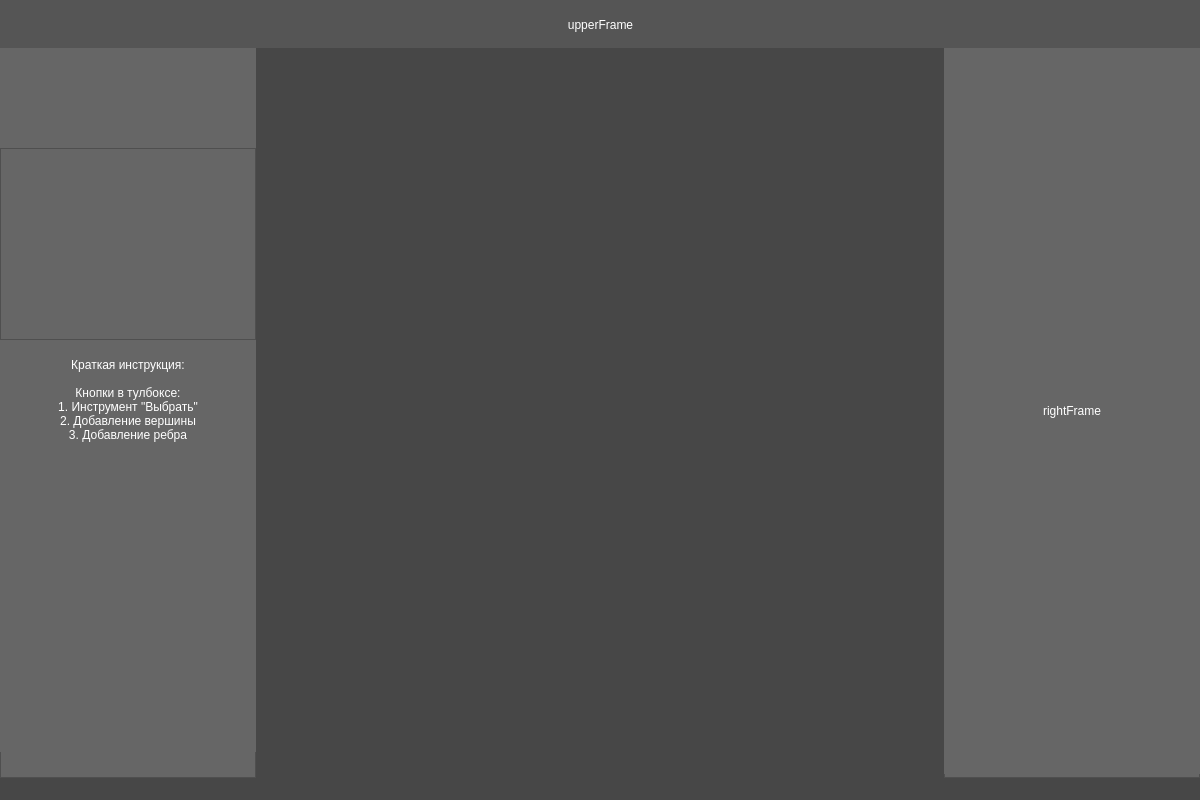
kaizxr/cafl, file res/ui/sandboxwindow.ui: the form before one commit.
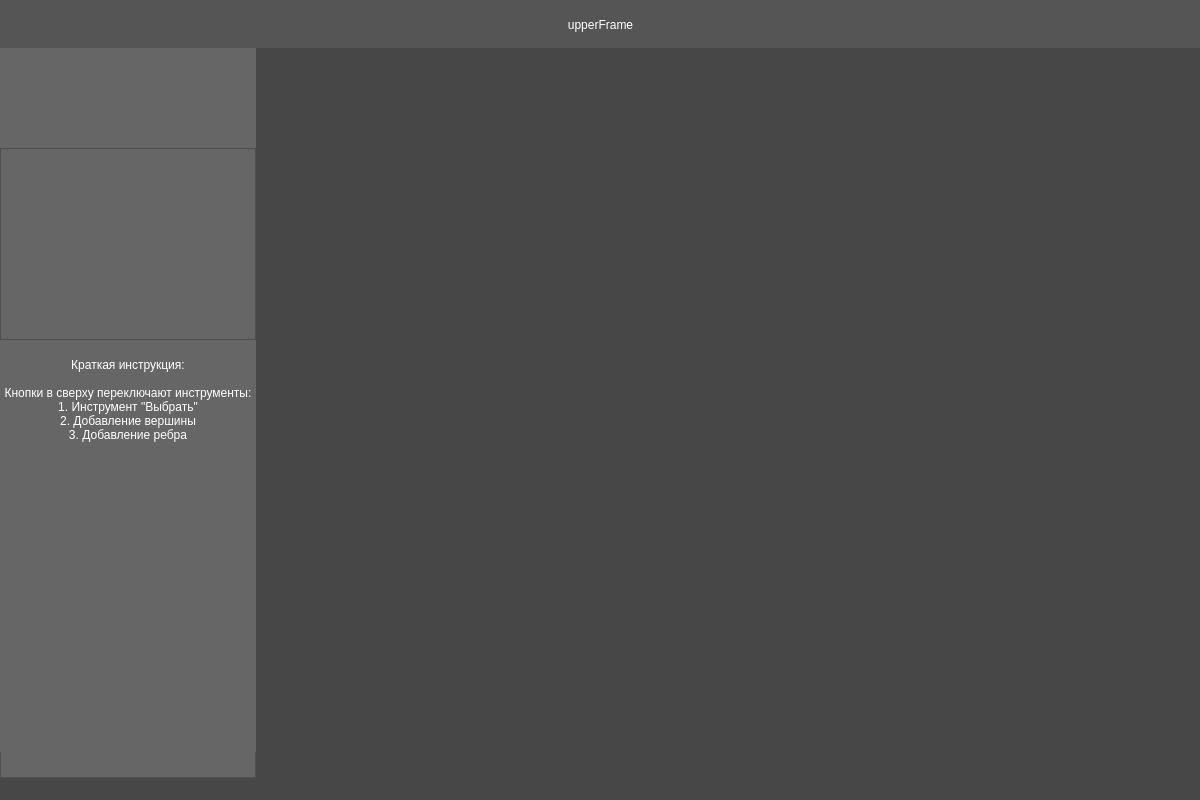
The form after the commit.

The edit to the form file:
```diff
--- a/res/ui/sandboxwindow.ui
+++ b/res/ui/sandboxwindow.ui
@@ -188,7 +188,7 @@
            <property name="text">
             <string>Краткая инструкция:
 
-Кнопки в тулбоксе:
+Кнопки в сверху переключают инструменты:
 1. Инструмент &quot;Выбрать&quot;
 2. Добавление вершины
 3. Добавление ребра</string>
@@ -225,48 +225,6 @@
           </property>
          </widget>
         </item>
-        <item>
-         <widget class="QFrame" name="rightFrame">
-          <property name="maximumSize">
-           <size>
-            <width>256</width>
-            <height>16777215</height>
-           </size>
-          </property>
-          <property name="styleSheet">
-           <string notr="true">border-color: rgb(112, 0, 0);
-background-color: rgb(102, 102, 102);</string>
-          </property>
-          <property name="frameShape">
-           <enum>QFrame::StyledPanel</enum>
-          </property>
-          <property name="frameShadow">
-           <enum>QFrame::Raised</enum>
-          </property>
-          <widget class="QLabel" name="label_4">
-           <property name="geometry">
-            <rect>
-             <x>0</x>
-             <y>0</y>
-             <width>256</width>
-             <height>726</height>
-            </rect>
-           </property>
-           <property name="sizePolicy">
-            <sizepolicy hsizetype="Preferred" vsizetype="Preferred">
-             <horstretch>0</horstretch>
-             <verstretch>0</verstretch>
-            </sizepolicy>
-           </property>
-           <property name="text">
-            <string>rightFrame</string>
-           </property>
-           <property name="alignment">
-            <set>Qt::AlignCenter</set>
-           </property>
-          </widget>
-         </widget>
-        </item>
        </layout>
       </item>
      </layout>
```
